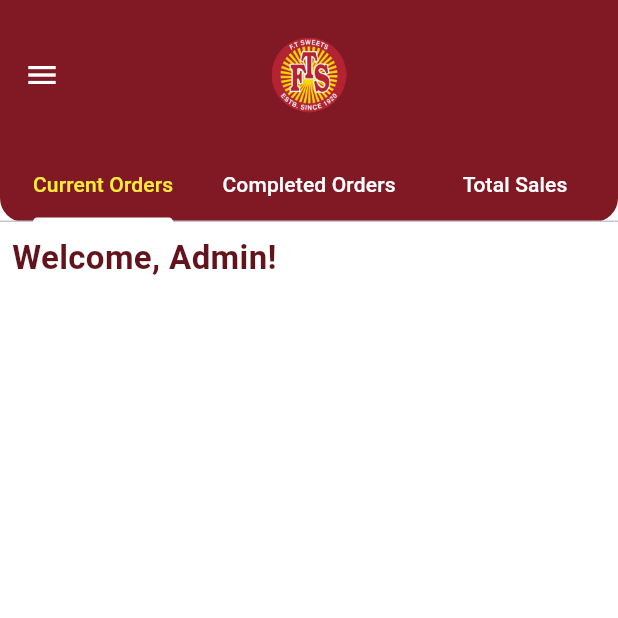
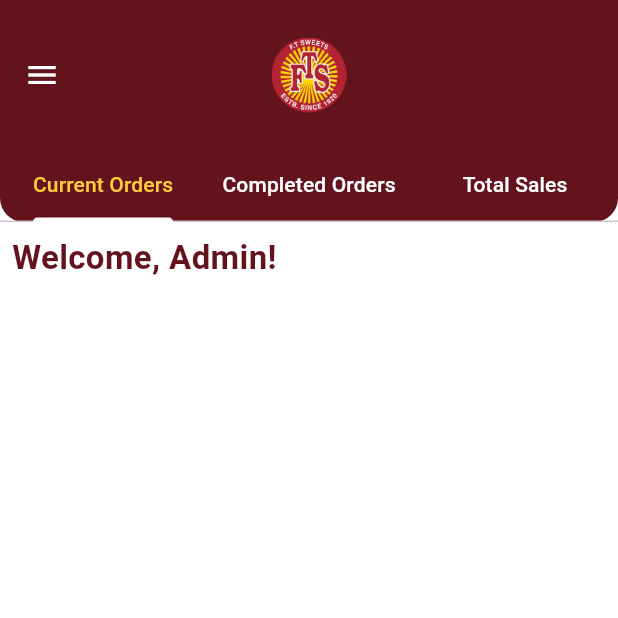
Before and after one commit to Tahir53/FT-Mithai-Mart, a Flutter app: the admin screen opened directly with empty values, in the side drawer, after a tap on "All Orders", on a phone screen of 412 x 824 dp, the top half of it. Run offline on Flutter 3.47's test engine with Material 3 defaults, Android fonts, the phone set to English and light mode, and no system bars; our stand-ins replace animated_splash_screen, firebase_auth, firebase_core, firebase_messaging, fl_chart, flutter_carousel_widget and 6 more; missing offline and left inert: mongo_dart, otp_pin_field; accounts and stored records are empty; Roboto replaces fonts that are missing (Montserrat); project files that could hold a hidden picture were left out.

Commit message:
Pushed 16/4/2024

```diff
--- a/ft_mart/lib/screens/homepage/admin_page.dart
+++ b/ft_mart/lib/screens/homepage/admin_page.dart
@@ -23,6 +23,8 @@ class admin extends StatefulWidget {
 class _adminState extends State<admin> with SingleTickerProviderStateMixin {
   late TabController _tabController;
   List<Order> orders = [];
+  int selectedWeek = 1;
+  int selectedYear = DateTime.now().year;
 
   @override
   void initState() {
@@ -88,7 +90,8 @@ class _adminState extends State<admin> with SingleTickerProviderStateMixin {
     final dateFormat = DateFormat('yyyy-MM-dd');
     orders.forEach((order) {
       final dateKey = dateFormat.format(order.orderDateTime);
-      totalOrdersPerDay.update(dateKey, (value) => value + 1, ifAbsent: () => 1);
+      totalOrdersPerDay.update(dateKey, (value) => value + 1,
+          ifAbsent: () => 1);
     });
     return totalOrdersPerDay;
   }
@@ -115,16 +118,18 @@ class _adminState extends State<admin> with SingleTickerProviderStateMixin {
             // alignment: Alignment.center,
           ),
         ),
-        backgroundColor: const Color(0xff801924),
+        backgroundColor: const Color(0xff63131C),
         bottom: TabBar(
           controller: _tabController,
           tabs: [
-            Tab(text: 'Current Orders',),
+            Tab(
+              text: 'Current Orders',
+            ),
             Tab(text: 'Completed Orders'),
             Tab(text: 'Total Sales'),
           ],
           indicatorColor: Colors.white,
-          labelColor: Colors.yellow,
+          labelColor: Color(0xffffC937),
           unselectedLabelColor: Colors.white,
           labelPadding: EdgeInsets.symmetric(horizontal: 2.0),
         ),
@@ -165,15 +170,42 @@ class _adminState extends State<admin> with SingleTickerProviderStateMixin {
   }
 
   Widget buildCurrentOrdersTab() {
-    final currentOrders =
-        orders.where((order) => order.status != 'Delivered').toList();
-    return ListView.builder(
-      itemCount: currentOrders.length,
-      itemBuilder: (context, index) {
-        final order = currentOrders[index];
-        return buildOrderItem(order);
+    return FutureBuilder<List<Order>>(
+      future: fetchCurrentOrders(),
+      builder: (context, snapshot) {
+        if (snapshot.connectionState == ConnectionState.waiting) {
+          return Center(
+            child: CircularProgressIndicator(color: Color(0xff63131C),),
+          );
+        } else if (snapshot.hasError) {
+          return Center(
+            child: Text('Error: ${snapshot.error}'),
+          );
+        } else if (snapshot.hasData) {
+          final currentOrders = snapshot.data!;
+          return ListView.builder(
+            itemCount: currentOrders.length,
+            itemBuilder: (context, index) {
+              final order = currentOrders[index];
+              return buildOrderItem(order);
+            },
+          );
+        } else {
+          return Center(
+            child: Text('No data available.'),
+          );
+        }
       },
     );
+  }
+
+  Future<List<Order>> fetchCurrentOrders() async {
+    final List<Order>? fetchedOrders = await MongoDatabase.getOrders();
+    if (fetchedOrders != null) {
+      return fetchedOrders.where((order) => order.status != 'Delivered').toList();
+    } else {
+      return [];
+    }
   }
 
   Widget buildCompletedOrdersTab() {
@@ -188,27 +220,104 @@ class _adminState extends State<admin> with SingleTickerProviderStateMixin {
     );
   }
 
+  Widget buildTotalSalesTab() {
+    // Set the initial value of selectedWeek to the current week
+    if(selectedWeek == 1 && selectedYear == DateTime.now().year) {
+      selectedWeek = getIsoWeekNumber(DateTime.now());
+    }
 
-  Widget buildTotalSalesTab() {
-    final completedOrders = orders.where((order) => order.status == 'Delivered').toList();
-    final Map<String, double> totalSalesPerDay = calculateTotalSalesPerDay(completedOrders);
-    final Map<String, int> totalOrdersPerDay = calculateTotalOrdersPerDay(completedOrders);
+    final List<Order> selectedWeekOrders = orders.where((order) {
+      final orderWeek = getIsoWeekNumber(order.orderDateTime);
+      final orderYear = order.orderDateTime.year;
+      return order.status == 'Delivered' &&
+          orderWeek == selectedWeek &&
+          orderYear == selectedYear;
+    }).toList();
+
+    final Map<String, double> totalSalesPerDay = calculateTotalSalesPerDay(selectedWeekOrders);
+    final Map<String, int> totalOrdersPerDay = calculateTotalOrdersPerDay(selectedWeekOrders);
+
+    final List<Color> fixedColors = [
+      Colors.red,
+      Colors.green,
+      Colors.blue,
+      Colors.yellow,
+      Colors.orange,
+      Colors.purple,
+      Colors.cyan,
+    ];
+
+    final List<PieChartSectionData> pieChartSections = List.generate(7, (index) {
+      if (index < selectedWeekOrders.length) {
+        final day = DateFormat('yyyy-MM-dd').format(selectedWeekOrders[index].orderDateTime);
+        final sales = totalSalesPerDay[day] ?? 0.0;
+        final orders = totalOrdersPerDay[day] ?? 0;
+
+        return PieChartSectionData(
+          color: fixedColors[index],
+          value: sales,
+          title: '$day\nOrders: $orders',
+          radius: 70,
+        );
+      } else {
+        return PieChartSectionData(
+          color: Colors.transparent,
+          value: 0.0,
+          title: 'No sales',
+          radius: 70,
+        );
+      }
+    });
 
     return Column(
       crossAxisAlignment: CrossAxisAlignment.stretch,
       children: [
+        Row(
+          children: [
+            IconButton(
+              icon: Icon(Icons.remove),
+              onPressed: () {
+                setState(() {
+                  if (selectedYear > 2000) selectedYear--;
+                });
+              },
+            ),
+            Text('$selectedYear',style: TextStyle(color: Color(0xff63131C)),),
+            IconButton(
+              icon: Icon(Icons.add),
+              onPressed: () {
+                setState(() {
+                  if (selectedYear < DateTime.now().year) selectedYear++;
+                });
+              },
+            ),
+            SizedBox(width: 130,),
+            DropdownButton<int>(
+              icon: Icon(Icons.calendar_today,color: Color(0xff63131C),),
+              value: selectedWeek,
+              items: List.generate(52, (index) {
+                return DropdownMenuItem<int>(
+                  value: index + 1,
+                  child: Text(
+                    'Week ${index + 1}',
+                    style: TextStyle(color: Color(0xff63131C)),
+                  ),
+                );
+              }),
+              onChanged: (value) {
+                setState(() {
+                  selectedWeek = value!;
+                });
+              },
+            ),
+          ],
+        ),
+        SizedBox(height: 20,),
         Expanded(
           flex: 1,
           child: PieChart(
             PieChartData(
-              sections: totalSalesPerDay.entries.map((entry) {
-                return PieChartSectionData(
-                  color: getRandomColor(),
-                  value: entry.value,
-                  title: '${entry.key}\nOrders:${totalOrdersPerDay[entry.key]}',
-                  radius: 70,
-                );
-              }).toList(),
+              sections: pieChartSections,
             ),
           ),
         ),
@@ -220,19 +329,36 @@ class _adminState extends State<admin> with SingleTickerProviderStateMixin {
                 DataColumn(label: Text('Date')),
                 DataColumn(label: Text('Total Sales')),
               ],
-              rows: totalSalesPerDay.entries.map((entry) {
+              rows: List.generate(7, (index) {
+                final day = DateFormat('yyyy-MM-dd').format(DateTime(selectedYear, 1, 1).add(Duration(days: (selectedWeek - 1) * 7 + index)));
+                final sales = totalSalesPerDay[day] ?? 0.0;
                 return DataRow(
                   cells: [
-                    DataCell(Text(entry.key)),
-                    DataCell(Text('Rs.${entry.value.toStringAsFixed(2)}')),
+                    DataCell(Text(day)),
+                    DataCell(Text('Rs.${sales.toStringAsFixed(2)}')),
                   ],
                 );
-              }).toList(),
+              }),
             ),
           ),
         ),
       ],
     );
+  }
+
+
+
+
+  int getIsoWeekNumber(DateTime date) {
+    // Calculate ISO week number
+    final startOfYear = DateTime(date.year, 1, 1);
+    final firstMonday = startOfYear.weekday <= 4
+        ? startOfYear.subtract(Duration(days: startOfYear.weekday - 1))
+        : startOfYear.add(Duration(days: 8 - startOfYear.weekday));
+
+    final diff = date.difference(firstMonday);
+    final weekNumber = (diff.inDays / 7).ceil();
+    return weekNumber;
   }
 
   Color getRandomColor() {
```
